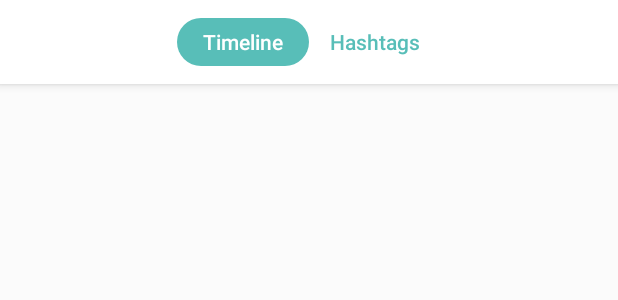
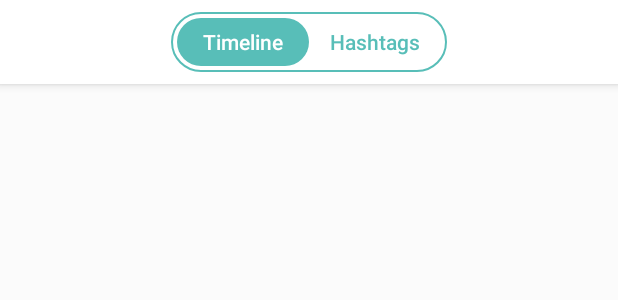
Before and after one commit to HuygheDaphne-Marie/Bazookas-Twitter-Test, an Android app: the layout activity_main.xml on its own in the app's theme, with its tools: preview values and no code run, on a phone screen of 412 x 824 dp. Shown: the top 300 px of the screen. Run offline under Robolectric (Android 15) with nearby library versions, the light colour scheme and no system bars.

Commit message:
Added border around buttons

```diff
--- /dev/null
+++ b/app/src/main/res/drawable/navigation_border.xml
@@ -0,0 +1,11 @@
+<?xml version="1.0" encoding="utf-8"?>
+<shape
+    android:shape="rectangle"
+    xmlns:android="http://schemas.android.com/apk/res/android">
+    <corners
+        android:radius="20dp" />
+
+    <stroke
+        android:color="@color/bazookasPrimary"
+        android:width="1dp" />
+</shape>
--- a/app/src/main/res/layout/activity_main.xml
+++ b/app/src/main/res/layout/activity_main.xml
@@ -20,6 +20,13 @@
         app:popupTheme="@style/ThemeOverlay.AppCompat.Light"
         >
 
+        <LinearLayout
+            android:layout_width="wrap_content"
+            android:layout_height="wrap_content"
+            android:layout_gravity="center"
+            android:background="@drawable/navigation_border"
+            android:padding="4dp">
+
             <Button
                 android:layout_width="wrap_content"
                 android:layout_height="@dimen/button_height"
@@ -27,7 +34,6 @@
                 android:text="@string/action_timeline"
                 android:textColor="@color/white"
                 android:textAllCaps="false"
-            android:layout_gravity="center"
                 style="@style/Base.Widget.AppCompat.Button.Borderless"
                 android:background="@drawable/active_btn_rounded"
                 android:enabled="false"
@@ -40,11 +46,14 @@
                 android:text="@string/action_hashtag"
                 android:textColor="@color/bazookasPrimary"
                 android:textAllCaps="false"
-            android:layout_gravity="center"
                 style="@style/Base.Widget.AppCompat.Button.Borderless"
                 android:background="@drawable/inactive_btn_rounded"
                 android:enabled="true"
                 android:onClick="hashtagsPressed"/>
+
+        </LinearLayout>
+
+
 
     </android.support.v7.widget.Toolbar>
 
```
Lines whose indentation alone changed are shown as unchanged.
